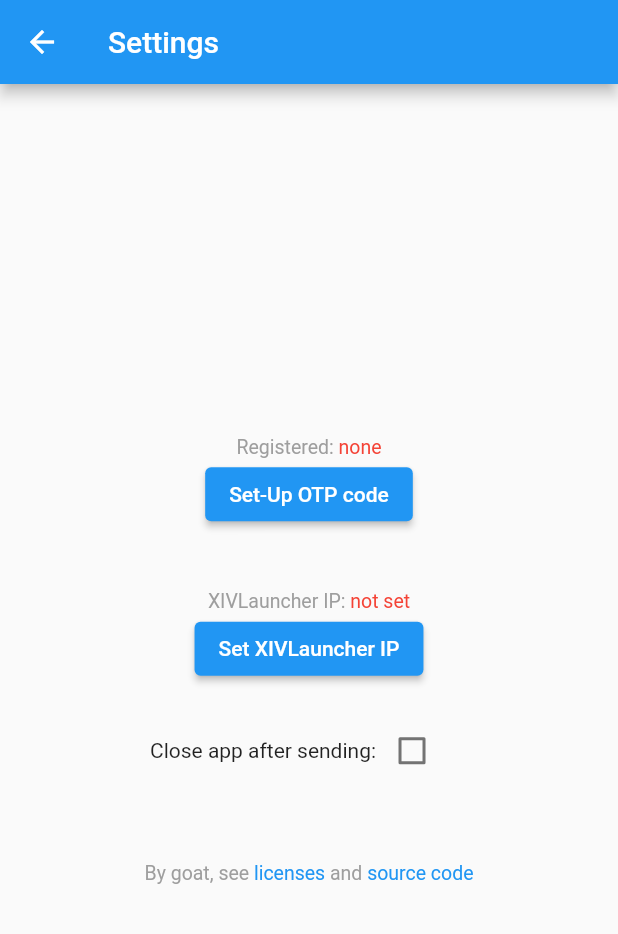
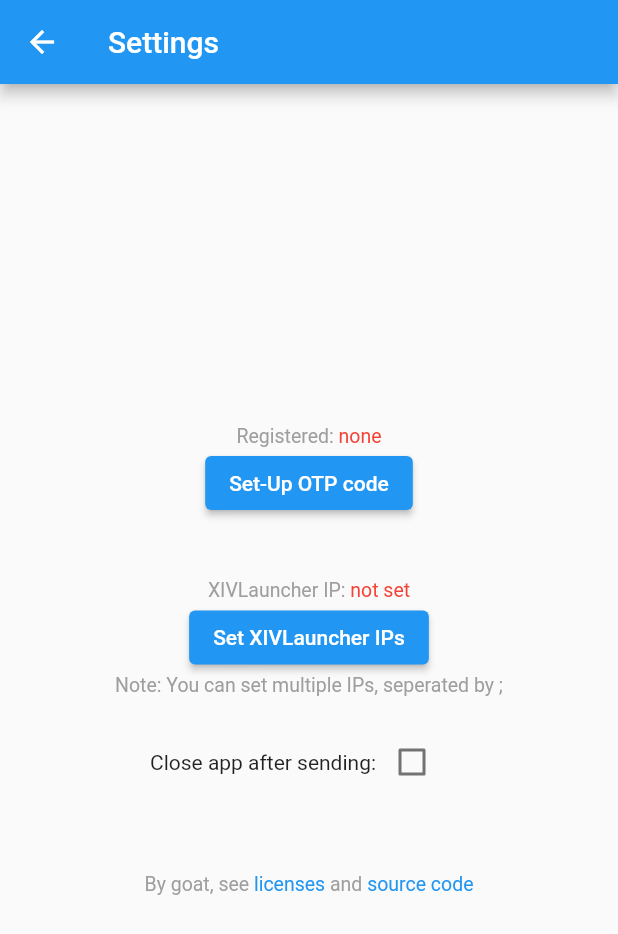
Before and after one commit to goaaats/xl-authenticator, a Flutter app: the screen it shows after launch, on a phone screen of 412 x 824 dp. Shown: the top 934 px of the screen. Run offline on Flutter 3.47's test engine with Material 2 defaults, Android fonts, the phone set to English and light mode, and no system bars; our stand-ins replace flutter_secure_storage, fluttertoast, shared_preferences; missing offline and left inert: otp, prompt_dialog, qr_code_scanner.

Commit message:
Add support for multiple IPs

```diff
--- a/lib/communication.dart
+++ b/lib/communication.dart
@@ -6,7 +6,7 @@ import 'package:http/http.dart' as http;
 class Communication {
   static const String IP_KEY = "IP";
 
-  static Future<String?> getSavedIp() async {
+  static Future<String?> getSavedIps() async {
     var prefs = await SharedPreferences.getInstance();
 
     if (!prefs.containsKey(IP_KEY))
@@ -15,31 +15,36 @@ class Communication {
     return prefs.getString(IP_KEY);
   }
 
-  static Future<void> setSavedIp(String ip) async {
+  static Future<void> setSavedIps(String ips) async {
     var prefs = await SharedPreferences.getInstance();
 
-    await prefs.setString(IP_KEY, ip);
+    await prefs.setString(IP_KEY, ips);
   }
 
   static Future<bool> sendOtp(String otp) async {
-    var ip = await Communication.getSavedIp();
+    String? ips = await Communication.getSavedIps();
 
-    if (ip == null)
+    if (ips == null)
       return false;
 
-    var uri = Uri.http("$ip:4646", "ffxivlauncher/$otp");
+    List<String>? ipList = ips.split(';');
 
-    try {
-      await http.get(uri);
-    } on http.ClientException catch(e) { // This happens since the XL http server is badly implemented, no problem though
-      developer.log('ClientException: ' + uri.toString(), name: 'com.goatsoft.xl_otpsend', error: e);
-      return true;
+    for (var currentIp = 0; currentIp < ips.length; currentIp++) {
+      var ip = ipList[currentIp];
+      var uri = Uri.http("$ip:4646", "ffxivlauncher/$otp");
+      try {
+        await http.get(uri);
+      } on http
+          .ClientException catch (e) { // This happens since the XL http server is badly implemented, no problem though
+        developer.log('ClientException: ' + uri.toString(),
+            name: 'com.goatsoft.xl_otpsend', error: e);
+        return true;
+      }
+      catch (e) {
+        developer.log('could not send to: ' + uri.toString(),
+            name: 'com.goatsoft.xl_otpsend', error: e);
+      }
     }
-    catch (e) {
-      developer.log('could not send to: ' + uri.toString(), name: 'com.goatsoft.xl_otpsend', error: e);
-      return false;
-    }
-
     return true;
   }
 }
--- a/lib/set.dart
+++ b/lib/set.dart
@@ -112,7 +112,7 @@ class _SettingsPageState extends State<SettingsPage> {
             Padding(
               padding: EdgeInsets.only(top: 40.0),
               child: FutureBuilder(
-                future: Communication.getSavedIp(),
+                future: Communication.getSavedIps(),
                 builder: (context, snapshot) {
                   return RichText(
                       text: TextSpan(
@@ -152,17 +152,20 @@ class _SettingsPageState extends State<SettingsPage> {
                     minLines: 1,
                     autoFocus: true,
                     textCapitalization: TextCapitalization.none,
-                    initialValue: await Communication.getSavedIp());
+                    initialValue: await Communication.getSavedIps());
 
                 if (result != null) {
                   debugPrint("Manual entry: $result");
                   setState(() {
-                    Communication.setSavedIp(result);
+                    Communication.setSavedIps(result);
                   });
                 }
               },
-              child: Text('Set XIVLauncher IP'),
+              child: Text('Set XIVLauncher IPs'),
             ),
+            RichText(
+                      text: TextSpan(style: defaultStyle, text: 'Note: You can set multiple IPs, seperated by ;'),
+                  ),
             Padding(
                 padding: EdgeInsets.only(top: 20.0),
                 child: Row(
```
